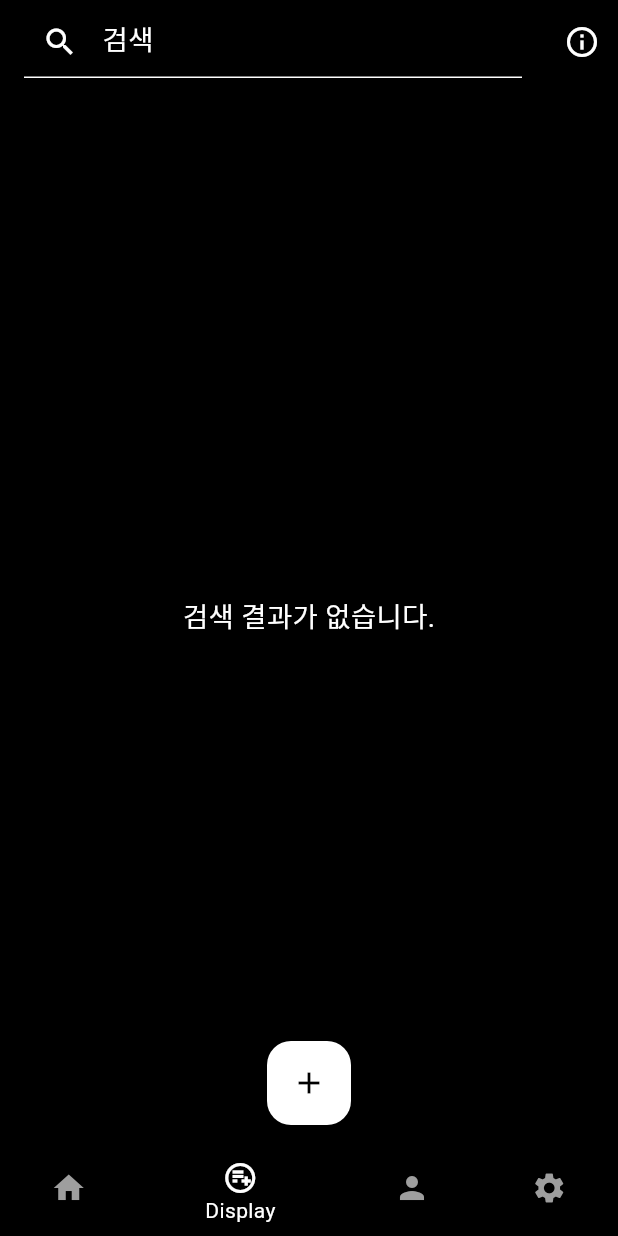
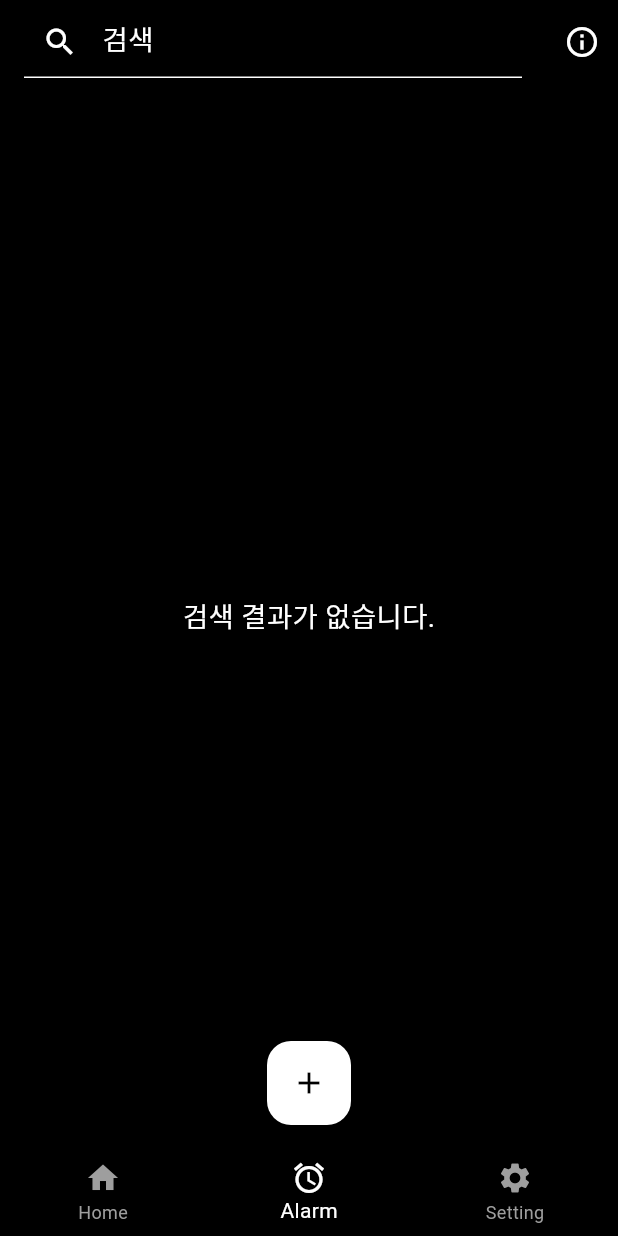
Before and after one commit to DAAC-A00/tickerwatch, a Flutter app: the screen it shows after launch, item 2 of the bottom bar chosen, on a phone screen of 412 x 824 dp. Run offline on Flutter 3.47's test engine with Material 3 defaults, Android fonts, the phone set to English and light mode, and no system bars; our stand-ins replace analog_clock, flutter_riverpod, go_router, hive, hive_flutter; missing offline and left inert: back_button_interceptor; accounts and stored records are empty; network calls fail; Roboto replaces fonts that are missing (Pretendard).

Commit message:
<refact> product default : 미사용 sample person screen 바텀탭에서 삭제, path값 규칙 일관화 적용, display -> alarm 변경

```diff
--- a/lib/product/default/app_router.dart
+++ b/lib/product/default/app_router.dart
@@ -39,7 +39,7 @@ List<RouteBase> _buildRoutes() {
               const HomeMainScreen(),
         ),
         GoRoute(
-          path: 'tickerDisplay',
+          path: 'tickerAlarm',
           builder: (BuildContext context, GoRouterState state) =>
               const TickerAlarmMainScreen(),
         ),
@@ -66,7 +66,7 @@ List<RouteBase> _buildRoutes() {
               const AdminMainScreen(),
         ),
         GoRoute(
-          path: 'alltickers',
+          path: 'allticker',
           builder: (BuildContext context, GoRouterState state) =>
               const AllTickerMainScreen(),
         ),
--- a/lib/product/default/screens/default_screen.dart
+++ b/lib/product/default/screens/default_screen.dart
@@ -7,7 +7,6 @@ import 'package:tickerwatch/product/setting/screens/setting_main_screen.dart';
 import 'package:tickerwatch/product/tickeralarm/screens/ticker_alarm_main_screen.dart';
 
 import '../../admin/screens/admin_main_screen.dart';
-import '../../sample_person/person_main_screen.dart';
 import '../../setting/states/common_setting_provider.dart';
 import '../handler/device_back_button_handler.dart';
 
@@ -62,12 +61,8 @@ class _DefaultScreenState extends ConsumerState<DefaultScreen> {
         label: 'Home',
       ),
       const BottomNavigationBarItem(
-        icon: Icon(Icons.playlist_add_circle_outlined),
-        label: 'Display',
-      ),
-      const BottomNavigationBarItem(
-        icon: Icon(Icons.person),
-        label: 'Person',
+        icon: Icon(Icons.alarm),
+        label: 'Alarm',
       ),
       const BottomNavigationBarItem(
         icon: Icon(Icons.settings),
@@ -88,10 +83,8 @@ class _DefaultScreenState extends ConsumerState<DefaultScreen> {
       case 1:
         return const TickerAlarmMainScreen();
       case 2:
-        return const PersonMainScreen();
+        return const SettingMainScreen();
       case 3:
-        return const SettingMainScreen();
-      case 4:
         return const AdminMainScreen();
       default:
         return const HomeMainScreen();
```
